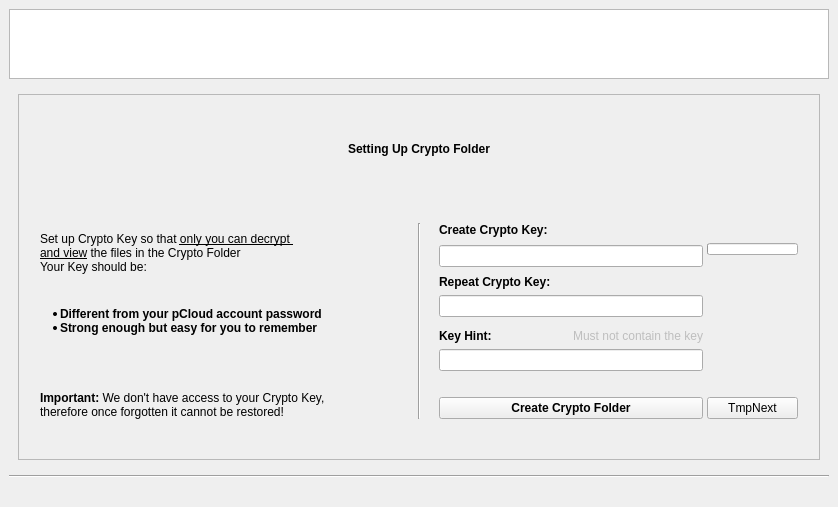
Qt form pcloudwindow.ui (pcloudcom/psyncgui) before a commit.
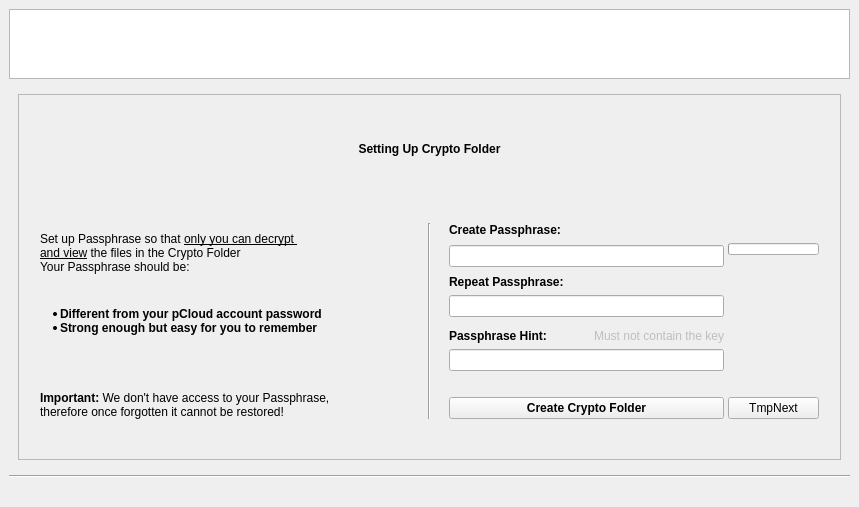
The same form after that commit. The open tabs and pages were chosen to show the change. Icons and pictures are not drawn.

Diff of the .ui file:
```diff
--- a/pcloudwindow.ui
+++ b/pcloudwindow.ui
@@ -6,7 +6,7 @@
    <rect>
     <x>0</x>
     <y>0</y>
-    <width>838</width>
+    <width>859</width>
     <height>507</height>
    </rect>
   </property>
@@ -1485,7 +1485,7 @@
                      <item>
                       <widget class="QLabel" name="label_24">
                        <property name="text">
-                        <string>&lt;html&gt;&lt;head/&gt;&lt;body&gt;&lt;p&gt;Set up Crypto Key so that &lt;span style=&quot; text-decoration: underline;&quot;&gt;only you can decrypt &lt;/span&gt;&lt;br/&gt;&lt;span style=&quot; text-decoration: underline;&quot;&gt;and view&lt;/span&gt; the files in the Crypto Folder&lt;br/&gt;Your Key should be: &lt;/p&gt;&lt;/body&gt;&lt;/html&gt;</string>
+                        <string>&lt;html&gt;&lt;head/&gt;&lt;body&gt;&lt;p&gt;Set up Passphrase so that &lt;span style=&quot; text-decoration: underline;&quot;&gt;only you can decrypt &lt;/span&gt;&lt;br/&gt;&lt;span style=&quot; text-decoration: underline;&quot;&gt;and view&lt;/span&gt; the files in the Crypto Folder&lt;br/&gt;Your Passphrase should be: &lt;/p&gt;&lt;/body&gt;&lt;/html&gt;</string>
                        </property>
                       </widget>
                      </item>
@@ -1503,7 +1503,7 @@
                      <item>
                       <widget class="QLabel" name="label_28">
                        <property name="text">
-                        <string>&lt;html&gt;&lt;head/&gt;&lt;body&gt;&lt;p&gt;&lt;span style=&quot; font-weight:600;&quot;&gt;Important:&lt;/span&gt; We don't have access to your Crypto Key,&lt;br/&gt;therefore once forgotten it cannot be restored!&lt;/p&gt;&lt;/body&gt;&lt;/html&gt;</string>
+                        <string>&lt;html&gt;&lt;head/&gt;&lt;body&gt;&lt;p&gt;&lt;span style=&quot; font-weight:600;&quot;&gt;Important:&lt;/span&gt; We don't have access to your Passphrase,&lt;br/&gt;therefore once forgotten it cannot be restored!&lt;/p&gt;&lt;/body&gt;&lt;/html&gt;</string>
                        </property>
                        <property name="alignment">
                         <set>Qt::AlignBottom|Qt::AlignLeading|Qt::AlignLeft</set>
@@ -1537,7 +1537,7 @@
                      <item row="2" column="0">
                       <widget class="QLabel" name="label_19">
                        <property name="text">
-                        <string>&lt;html&gt;&lt;head/&gt;&lt;body&gt;&lt;p&gt;&lt;span style=&quot; font-weight:600;&quot;&gt;Repeat Crypto Key:&lt;/span&gt;&lt;/p&gt;&lt;/body&gt;&lt;/html&gt;</string>
+                        <string>&lt;html&gt;&lt;head/&gt;&lt;body&gt;&lt;p&gt;&lt;span style=&quot; font-weight:600;&quot;&gt;Repeat Passphrase:&lt;/span&gt;&lt;/p&gt;&lt;/body&gt;&lt;/html&gt;</string>
                        </property>
                        <property name="alignment">
                         <set>Qt::AlignBottom|Qt::AlignLeading|Qt::AlignLeft</set>
@@ -1547,7 +1547,7 @@
                      <item row="0" column="0">
                       <widget class="QLabel" name="label_17">
                        <property name="text">
-                        <string>&lt;html&gt;&lt;head/&gt;&lt;body&gt;&lt;p&gt;&lt;span style=&quot; font-weight:600;&quot;&gt;Create Crypto Key:&lt;/span&gt;&lt;/p&gt;&lt;/body&gt;&lt;/html&gt;</string>
+                        <string>&lt;html&gt;&lt;head/&gt;&lt;body&gt;&lt;p&gt;&lt;span style=&quot; font-weight:600;&quot;&gt;Create Passphrase:&lt;/span&gt;&lt;/p&gt;&lt;/body&gt;&lt;/html&gt;</string>
                        </property>
                        <property name="alignment">
                         <set>Qt::AlignBottom|Qt::AlignLeading|Qt::AlignLeft</set>
@@ -1654,7 +1654,7 @@
                        <item>
                         <widget class="QLabel" name="label_20">
                          <property name="text">
-                          <string>&lt;html&gt;&lt;head/&gt;&lt;body&gt;&lt;p&gt;&lt;span style=&quot; font-weight:600;&quot;&gt;Key Hint:&lt;/span&gt;&lt;/p&gt;&lt;/body&gt;&lt;/html&gt;</string>
+                          <string>&lt;html&gt;&lt;head/&gt;&lt;body&gt;&lt;p&gt;&lt;span style=&quot; font-weight:600;&quot;&gt;Passphrase Hint:&lt;/span&gt;&lt;/p&gt;&lt;/body&gt;&lt;/html&gt;</string>
                          </property>
                          <property name="alignment">
                           <set>Qt::AlignBottom|Qt::AlignLeading|Qt::AlignLeft</set>
```
Left out of the diff: 14 changed lines with no effect on the pictures.
